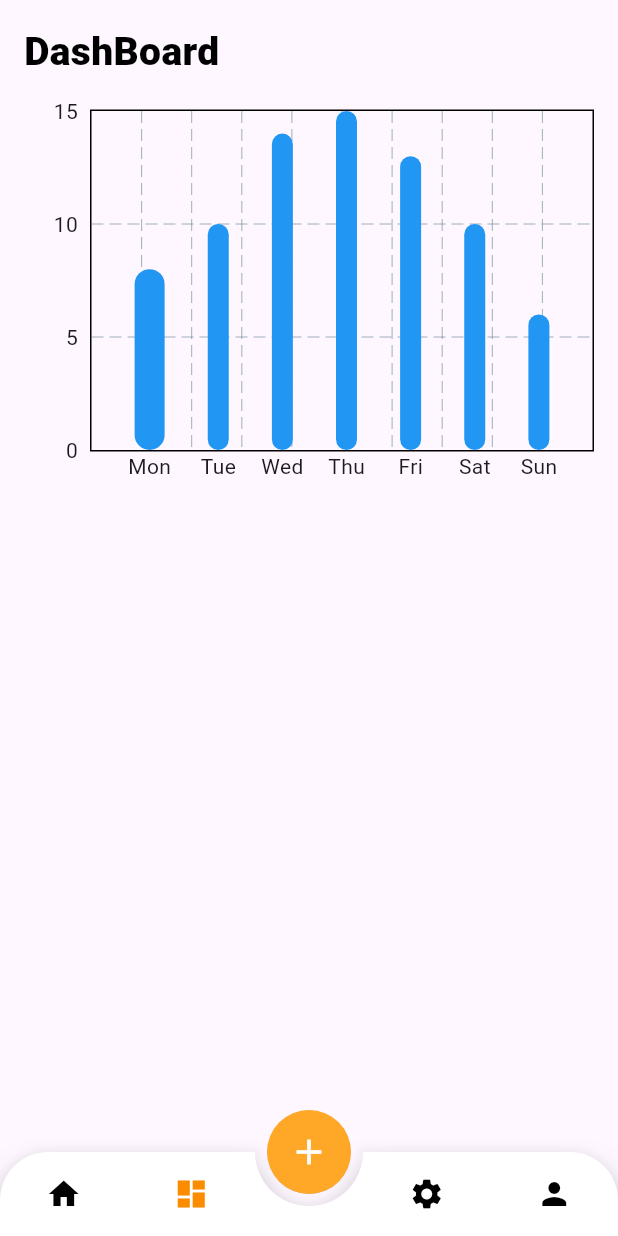
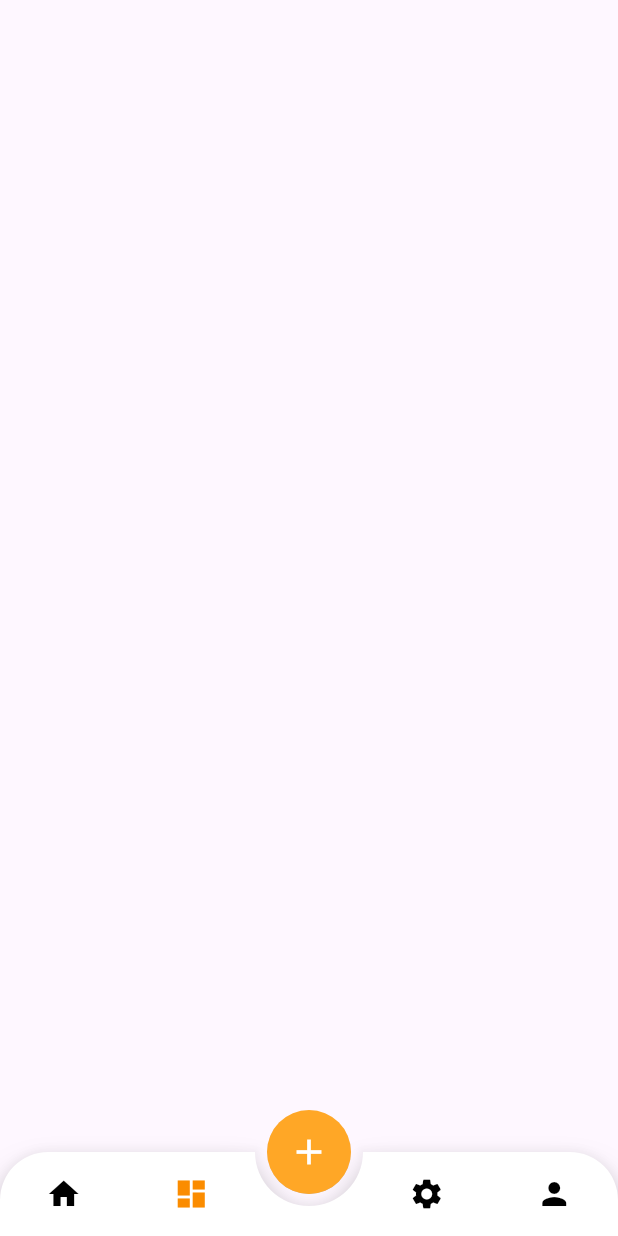
Before and after one commit to ganeshgovala/To-do-List, a Flutter app: the screen it shows after launch, item 2 of the bottom bar chosen, on a phone screen of 412 x 824 dp. Run offline on Flutter 3.47's test engine with Material 3 defaults, Android fonts, the phone set to English and light mode, and no system bars; drawn by our look-alikes of animated_bottom_navigation_bar, fl_chart; our stand-ins replace cloud_firestore, firebase_core; accounts and stored records are empty.

```diff
--- a/flutter_practice/lib/pages/DashboardPage.dart
+++ b/flutter_practice/lib/pages/DashboardPage.dart
@@ -15,109 +15,7 @@ class _DasbboarPpageState extends State<DashboardPage> {
   @override
   Widget build(BuildContext context) {
     return Scaffold(
-      body: Padding(
-        padding: const EdgeInsets.all(16.0),
-        child: Column(
-          crossAxisAlignment: CrossAxisAlignment.start,
-          children: [
-            Text("DashBoard", style: TextStyle(
-              color: Colors.black,
-              fontSize: 26,
-              fontWeight: FontWeight.w800,
-            )),
-            SizedBox(height: 20),
-            SizedBox(
-              height: 250,
-              child: BarChart(
-        BarChartData(
-          alignment: BarChartAlignment.spaceEvenly,
-          barTouchData: BarTouchData(enabled: true),
-          titlesData: FlTitlesData(
-            show: true,
-            bottomTitles: AxisTitles(
-              sideTitles: SideTitles(
-                showTitles: true,
-                getTitlesWidget: (value, meta) {
-                  switch (value.toInt()) {
-                    case 0:
-                      return Text('Mon');
-                    case 1:
-                      return Text('Tue');
-                    case 2:
-                      return Text('Wed');
-                    case 3:
-                      return Text('Thu');
-                    case 4:
-                      return Text('Fri');
-                    case 5:
-                      return Text('Sat');
-                    case 6:
-                      return Text('Sun');
-                    default:
-                      return Text('');
-                  }
-                },
-              ),
-            ),
-            topTitles: AxisTitles(
-              sideTitles: SideTitles(showTitles: false)
-            ),
-            rightTitles: AxisTitles(
-              sideTitles: SideTitles(showTitles: false),
-            ),
-          ),
-          borderData: FlBorderData(
-            show: true,
-          ),
-          barGroups: [
-            BarChartGroupData(
-              x: 0,
-              barRods: [
-                BarChartRodData(toY: 8, color: Colors.blue, width: 20),
-              ],
-            ),
-            BarChartGroupData(
-              x: 1,
-              barRods: [
-                BarChartRodData(toY: 10, color: Colors.blue, width: 14),
-              ],
-            ),
-            BarChartGroupData(
-              x: 2,
-              barRods: [
-                BarChartRodData(toY: 14, color: Colors.blue, width:14),
-              ],
-            ),
-            BarChartGroupData(
-              x: 3,
-              barRods: [
-                BarChartRodData(toY: 15, color: Colors.blue, width: 14),
-              ],
-            ),
-            BarChartGroupData(
-              x: 4,
-              barRods: [
-                BarChartRodData(toY: 13, color: Colors.blue, width: 14),
-              ],
-            ),
-            BarChartGroupData(
-              x: 5,
-              barRods: [
-                BarChartRodData(toY: 10, color: Colors.blue, width: 14),
-              ],
-            ),
-            BarChartGroupData(
-              x: 6,
-              barRods: [
-                BarChartRodData(toY: 6, color: Colors.blue, width: 14),
-              ],
-            ),
-          ],
-        ),
-      ),
-    )]
-        ),
-      )
+      body: Column(),
     );
   }
 }
--- a/flutter_practice/lib/pages/Homepage.dart
+++ b/flutter_practice/lib/pages/Homepage.dart
@@ -3,6 +3,7 @@
 import 'package:cloud_firestore/cloud_firestore.dart';
 import 'package:firebase_core/firebase_core.dart';
 import 'package:flutter/material.dart';
+import 'package:flutter_practice/pages/TaskPage.dart';
 
 class HomePage extends StatefulWidget {
   HomePage({super.key});
@@ -82,6 +83,10 @@ class _HomePageState extends State<HomePage> {
                           borderRadius: BorderRadius.circular(16),
                           color: const Color.fromARGB(255, 255, 245, 230),
                         ),
+                        child: GestureDetector(
+                          onTap: () {
+                            Navigator.push(context, MaterialPageRoute(builder: (context) => TaskPage()));
+                          },
                           child: ListTile(
                             contentPadding: EdgeInsets.symmetric(vertical: 5, horizontal: 10),
                             title: Text(data.docs[index]['task'].toString()[0].toUpperCase() + data.docs[index]['task'].toString().substring(1, data.docs[index]['task'].toString().length),
@@ -96,6 +101,7 @@ class _HomePageState extends State<HomePage> {
                               icon: Icon(Icons.delete_outlined)
                             ),
                           ),
+                        ),
                       );
                     }
                   );
```
Also changed, not shown: flutter_practice/lib/components/TaskPageSlide.dart (added, +40 -0 lines), flutter_practice/lib/pages/TaskPage.dart (added, +61 -0 lines). Lines whose indentation alone changed are shown as unchanged.
